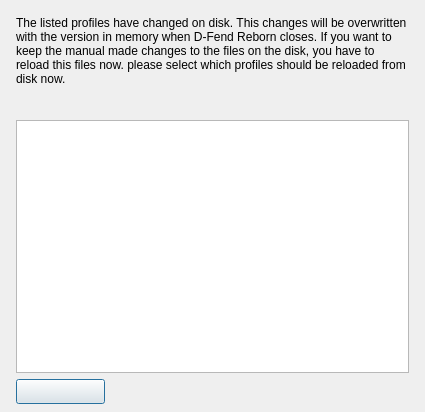
Before: the Qt Designer form src/forms/CacheChooseFormUnit.ui in Eldricos/D-Fend-Reborn, drawn with Qt 5.
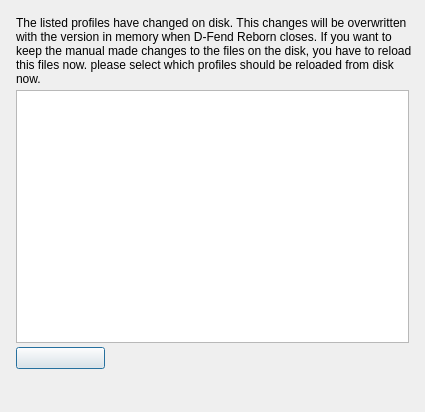
After: the same form once the commit is applied.

Commit message: Remaining dialogs: Qt layouts instead of fixed pixel positions

Diff of the .ui file:
```diff
--- a/src/forms/CacheChooseFormUnit.ui
+++ b/src/forms/CacheChooseFormUnit.ui
@@ -9,26 +9,52 @@
     <property name="vclBorderIcons" stdset="0"><string notr="true">biMinimize,biMaximize</string></property>
     <property name="vclDesignWidth" stdset="0"><number>425</number></property>
     <property name="vclDesignHeight" stdset="0"><number>412</number></property>
+    <layout class="QGridLayout" name="CacheChooseForm_Layout" columnstretch="0,1">
+      <property name="leftMargin"><number>16</number></property>
+      <property name="topMargin"><number>16</number></property>
+      <property name="rightMargin"><number>4</number></property>
+      <property name="bottomMargin"><number>8</number></property>
+      <property name="horizontalSpacing"><number>8</number></property>
+      <property name="verticalSpacing"><number>4</number></property>
+      <item row="0" column="0" colspan="2">
     <widget class="QLabel" name="InfoLabel">
-      <property name="geometry"><rect><x>16</x><y>16</y><width>393</width><height>105</height></rect></property>
       <property name="text"><string>The listed profiles have changed on disk. This changes will be overwritten with the version in memory when D-Fend Reborn closes. If you want to keep the manual made changes to the files on the disk, you have to reload this files now. please select which profiles should be reloaded from disk now.</string></property>
       <property name="textFormat"><enum>Qt::PlainText</enum></property>
       <property name="wordWrap"><bool>true</bool></property>
       <property name="alignment"><set>Qt::AlignLeft|Qt::AlignTop</set></property>
-    </widget>
+          <property name="minimumSize"><size><width>393</width><height>0</height></size></property>
+        </widget>
+      </item>
+      <item row="1" column="0" alignment="Qt::AlignLeft">
     <widget class="QListWidget" name="ProfileListBox">
-      <property name="geometry"><rect><x>16</x><y>120</y><width>393</width><height>253</height></rect></property>
       <property name="vclCheckList" stdset="0"><bool>true</bool></property>
-    </widget>
+          <property name="minimumSize"><size><width>393</width><height>253</height></size></property>
+        </widget>
+      </item>
+      <item row="2" column="0" alignment="Qt::AlignLeft">
     <widget class="QPushButton" name="OKButton">
-      <property name="geometry"><rect><x>16</x><y>379</y><width>89</width><height>25</height></rect></property>
-      <property name="text"><string></string></property>
+          <property name="text"><string /></property>
       <property name="autoDefault"><bool>false</bool></property>
       <property name="vclKind" stdset="0"><string notr="true">bkOK</string></property>
       <property name="default"><bool>true</bool></property>
       <property name="vclModalResult" stdset="0"><string notr="true">mrOk</string></property>
       <property name="vclOnClick" stdset="0"><string notr="true">OKButtonClick</string></property>
-    </widget>
+          <property name="minimumSize"><size><width>89</width><height>0</height></size></property>
+        </widget>
+      </item>
+      <item row="0" column="1">
+        <spacer name="CacheChooseForm_Layout_HFill">
+          <property name="orientation"><enum>Qt::Horizontal</enum></property>
+          <property name="sizeHint" stdset="0"><size><width>0</width><height>0</height></size></property>
+        </spacer>
+      </item>
+      <item row="3" column="0">
+        <spacer name="CacheChooseForm_VFill">
+          <property name="orientation"><enum>Qt::Vertical</enum></property>
+          <property name="sizeHint" stdset="0"><size><width>0</width><height>0</height></size></property>
+        </spacer>
+      </item>
+    </layout>
   </widget>
   <tabstops>
     <tabstop>ProfileListBox</tabstop>
```
Left out of the diff: 6 changed lines with no effect on the pictures. Lines whose indentation alone changed are shown as unchanged. The commit also changes 102 other files.
